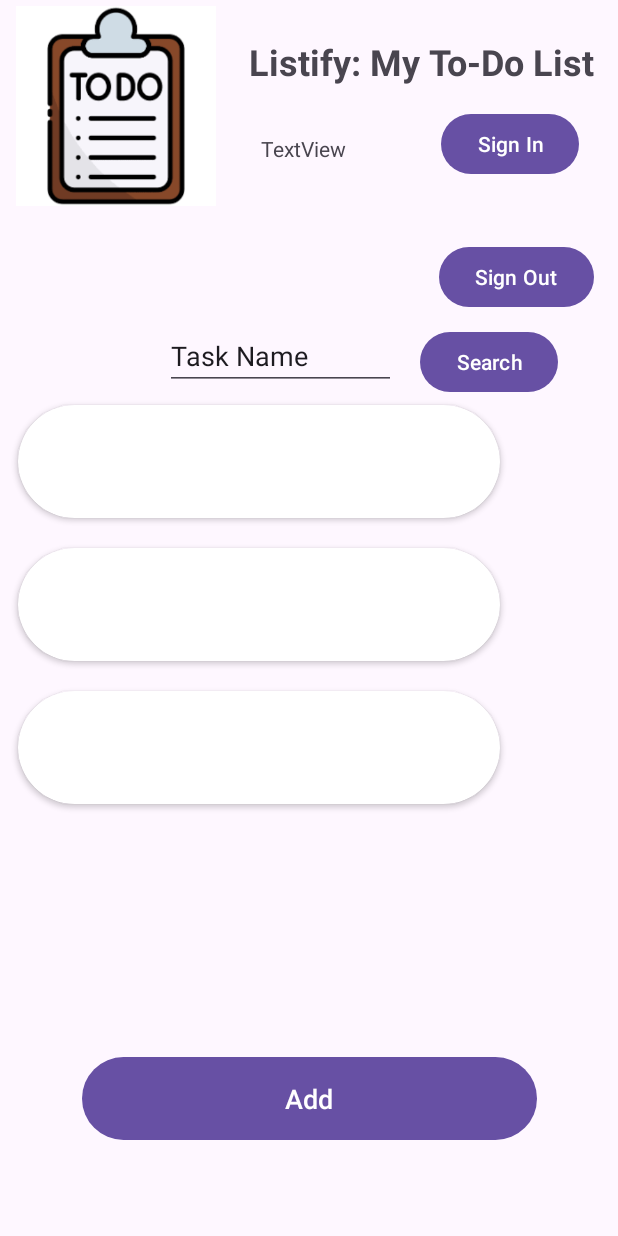
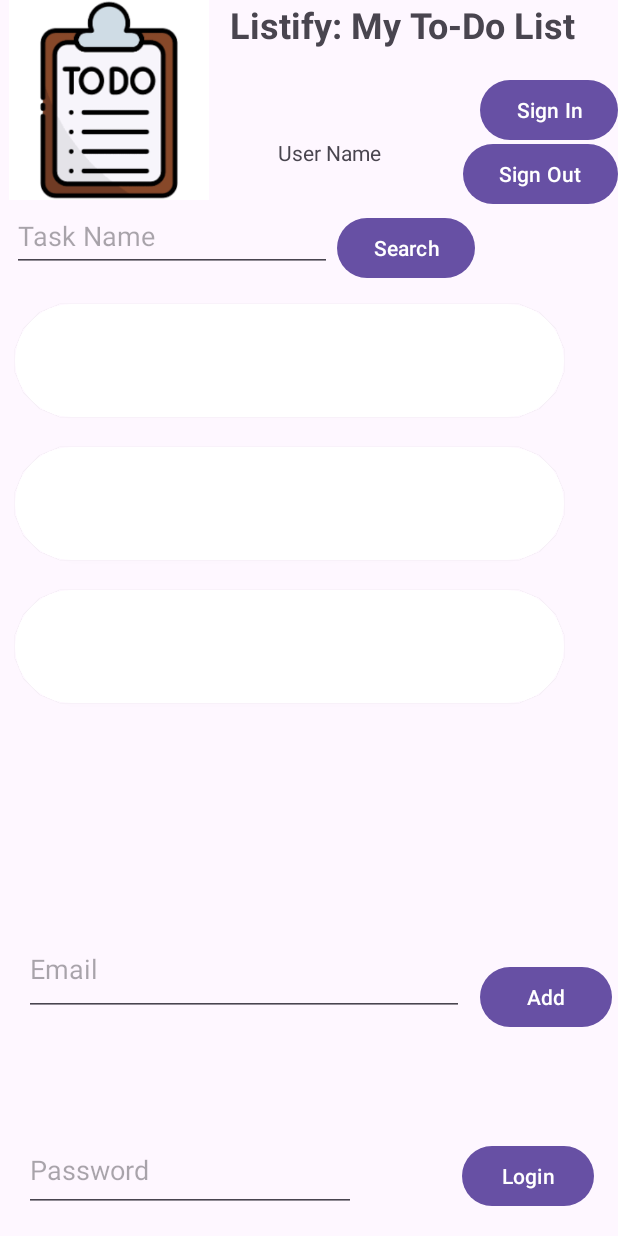
Before and after one commit to ColinMVan/To-Do-ListApp-UltraPro, an Android app: the layout activity_main.xml on its own in the app's theme, with its tools: preview values and no code run, on a phone screen of 412 x 824 dp. Run offline under Robolectric (Android 15) with nearby library versions, the phone set to English and light mode, and no system bars.

Commit message:
The login auth for Firestore works properly also change the layout to flow better for when the user looks at it. The add screen does not work anymore it adds directly from the main activity.

```diff
--- a/app/src/main/java/com/example/to_do_listapp/MainActivity.kt
+++ b/app/src/main/java/com/example/to_do_listapp/MainActivity.kt
@@ -37,6 +37,10 @@ class MainActivity : AppCompatActivity() {
    private lateinit var searchBox: EditText
    private lateinit var taskAdapter: TaskAdapter
    private lateinit var signInButton: Button
+   private lateinit var loginInButton: Button
+   private lateinit var emailField: EditText
+   private lateinit var passwordField: EditText
+
 
    private val tasks: MutableList<String> = mutableListOf() // Task list
    private val allTasks: MutableList<String> = mutableListOf()
@@ -57,7 +61,11 @@ class MainActivity : AppCompatActivity() {
       recyclerView = findViewById(R.id.recyclerView)
       searchButton = findViewById(R.id.searchButton)
       searchBox = findViewById(R.id.searchBox)
-      signInButton = findViewById(R.id.signInButton)
+      signInButton = findViewById(R.id.signInButton1)
+      loginInButton = findViewById(R.id.loginButton)
+      emailField = findViewById(R.id.emailField)
+      passwordField = findViewById(R.id.passwordField)
+
 
       // RecyclerView setup
       taskAdapter = TaskAdapter(tasks)
@@ -66,10 +74,14 @@ class MainActivity : AppCompatActivity() {
 
       // Add Button
       addButton.setOnClickListener {
-         if (tasks.size < 7) {
-            val intent = Intent(this, AddTaskActivity::class.java)
-            intent.putStringArrayListExtra("taskList", ArrayList(tasks))
-            startActivityForResult(intent, 1)
+         val newTask = searchBox.text.toString().trim()
+         if (newTask.isNotEmpty() && tasks.size < 7) {
+            tasks.add(newTask)
+            allTasks.add(newTask)
+            taskAdapter.notifyDataSetChanged()
+            saveTaskToFirestore(newTask)
+         } else {
+            Toast.makeText(this, "Task limit reached or invalid input", Toast.LENGTH_SHORT).show()
          }
       }
 
@@ -86,6 +98,35 @@ class MainActivity : AppCompatActivity() {
       signOutButton.setOnClickListener {
          signOutUser()
       }
+      // Login Button
+      loginInButton.setOnClickListener {
+         val email = emailField.text.toString().trim()
+         val password = passwordField.text.toString().trim()
+
+         if (email.isEmpty() || password.isEmpty()) {
+            Toast.makeText(this, "Email and Password cannot be empty", Toast.LENGTH_SHORT).show()
+            return@setOnClickListener
+         }
+         // Authenticating the user for logging back in
+         FirebaseAuth.getInstance().signInWithEmailAndPassword(email, password)
+            .addOnCompleteListener { task ->
+               if (task.isSuccessful) {
+                  val user = FirebaseAuth.getInstance().currentUser
+                  if (user != null) {
+                     userId = user.uid
+                     updateUI(user)
+                     fetchUserTasks()
+                     passwordField.requestFocus()
+                     Toast.makeText(this, "Login successful!", Toast.LENGTH_SHORT).show()
+                  }
+               } else {
+                  Toast.makeText(this, "Login failed: ${task.exception?.message}", Toast.LENGTH_SHORT).show()
+                  Log.e("Auth", "Login failed", task.exception)
+               }
+            }
+      }
+
+
 
       // Check if user is already signed in
       val currentUser = FirebaseAuth.getInstance().currentUser
@@ -98,6 +139,7 @@ class MainActivity : AppCompatActivity() {
       }
    }
 
+   //The filterTasks function updates the list of tasks displayed on the UI based on the user's search query.
    private fun filterTasks(query: String) {
       tasks.clear()
       if (query.isEmpty()) {
@@ -125,7 +167,7 @@ class MainActivity : AppCompatActivity() {
          .build()
       signInLauncher.launch(signInIntent)
    }
-
+   // The function handles the result of a Firebase Authentication sign-in process
    private fun onSignInResult(result: FirebaseAuthUIAuthenticationResult) {
       val response = result.idpResponse
       if (result.resultCode == RESULT_OK) {
@@ -145,14 +187,16 @@ class MainActivity : AppCompatActivity() {
          Toast.makeText(this, "Sign-in failed. Please try again.", Toast.LENGTH_SHORT).show()
       }
    }
-
+   // Updating the UI for certain visability options when user is logged in or logged out
    private fun updateUI(user: FirebaseUser) {
       userName.text = "Welcome, ${user.displayName ?: "User"}"
       signInButton.visibility = View.GONE
       signOutButton.visibility = View.VISIBLE
+      loginInButton.visibility = View.GONE
       Toast.makeText(this, "Signed in as ${user.email}", Toast.LENGTH_SHORT).show()
+      fetchUserTasks()
    }
-
+   // Signs the user out and provide a toast message when user is logged out
    private fun signOutUser() {
       AuthUI.getInstance()
          .signOut(this)
@@ -164,28 +208,8 @@ class MainActivity : AppCompatActivity() {
             userName.text = ""
          }
    }
-
-//   private fun fetchUserTasks() {
-//      if (userId == null) return
-//
-//      firestore.collection("users")
-//         .document(userId!!)
-//         .collection("tasks")
-//         .get()
-//         .addOnSuccessListener { querySnapshot ->
-//            tasks.clear()
-//            for (doc in querySnapshot) {
-//               val task = doc.toObject<Task>()
-//               tasks.add(task.taskName)
-//            }
-//            taskAdapter.notifyDataSetChanged()
-//         }
-//         .addOnFailureListener {
-//            Log.e("Firestore", "Failed to fetch tasks", it)
-//            Toast.makeText(this, "Failed to fetch tasks", Toast.LENGTH_SHORT).show()
-//         }
-//   }
-   private fun fetchUserTasks() {
+      // Grab the user task for them and give toast message if failure to do such action
+      private fun fetchUserTasks() {
       if (userId == null) return
 
       firestore.collection("users")
@@ -193,13 +217,11 @@ class MainActivity : AppCompatActivity() {
          .collection("tasks")
          .get()
          .addOnSuccessListener { querySnapshot ->
-            allTasks.clear()
             tasks.clear()
             for (doc in querySnapshot) {
                val task = doc.toObject<Task>()
-               allTasks.add(task.taskName)
+               tasks.add(task.taskName)
             }
-            tasks.addAll(allTasks)
             taskAdapter.notifyDataSetChanged()
          }
          .addOnFailureListener {
@@ -207,6 +229,7 @@ class MainActivity : AppCompatActivity() {
             Toast.makeText(this, "Failed to fetch tasks", Toast.LENGTH_SHORT).show()
          }
    }
+
 
    override fun onActivityResult(requestCode: Int, resultCode: Int, data: Intent?) {
       super.onActivityResult(requestCode, resultCode, data)
@@ -221,7 +244,7 @@ class MainActivity : AppCompatActivity() {
          }
       }
    }
-
+   // This save the task to the Firestore for the user
    private fun saveTaskToFirestore(taskName: String) {
       if (userId == null) return
 
@@ -257,7 +280,7 @@ class MainActivity : AppCompatActivity() {
    // The signInButton appears on application opening
    override fun onStart() {
       super.onStart()
-      val signInButton: Button = findViewById(R.id.signInButton)
+      val signInButton: Button = findViewById(R.id.signInButton1)
       val currentUser = FirebaseAuth.getInstance().currentUser
 
       if (currentUser == null) {
@@ -271,7 +294,7 @@ class MainActivity : AppCompatActivity() {
          fetchUserTasks()
       }
    }
-
+   // Show the signout button when the user is logged in
    private fun signOutUserOnInvisibility() {
       AuthUI.getInstance()
          .signOut(this)
--- a/app/src/main/java/com/example/to_do_listapp/add_new_tasks.kt
+++ b/app/src/main/java/com/example/to_do_listapp/add_new_tasks.kt
@@ -29,13 +29,14 @@ class AddTaskActivity : AppCompatActivity() {
             override fun afterTextChanged(s: Editable?) {
                 val charCount = s?.length ?: 0
                 charLimitTextView.text = "$charCount/25 characters"
+                //Character min and max
                 saveTaskButton.isEnabled = charCount in 3..25
             }
 
             override fun beforeTextChanged(s: CharSequence?, start: Int, count: Int, after: Int) {}
             override fun onTextChanged(s: CharSequence?, start: Int, before: Int, count: Int) {}
         })
-
+        // Saving the task button
         saveTaskButton.setOnClickListener {
             val taskText = taskEditText.text.toString()
             if (!taskText.isEmpty()) {
@@ -45,7 +46,7 @@ class AddTaskActivity : AppCompatActivity() {
                 finish()
             }
         }
-
+        // Canceling the task button
         cancelTaskButton.setOnClickListener {
             setResult(Activity.RESULT_CANCELED)
             finish()
--- a/app/src/main/res/layout/activity_main.xml
+++ b/app/src/main/res/layout/activity_main.xml
@@ -1,5 +1,6 @@
 <?xml version="1.0" encoding="utf-8"?>
-<androidx.constraintlayout.widget.ConstraintLayout xmlns:android="http://schemas.android.com/apk/res/android"
+<androidx.constraintlayout.widget.ConstraintLayout
+    xmlns:android="http://schemas.android.com/apk/res/android"
     xmlns:app="http://schemas.android.com/apk/res-auto"
     xmlns:tools="http://schemas.android.com/tools"
     android:id="@+id/main"
@@ -7,140 +8,177 @@
     android:layout_height="match_parent"
     tools:context=".MainActivity">
 
-    <!-- TODOIMAGE -->
+    <!-- To-Do Image -->
     <ImageView
         android:id="@+id/ToDoView"
         android:layout_width="145dp"
         android:layout_height="133dp"
-        app:layout_constraintBottom_toBottomOf="parent"
-        app:layout_constraintEnd_toEndOf="parent"
+        app:layout_constraintTop_toTopOf="parent"
+        app:layout_constraintStart_toStartOf="parent"
         app:layout_constraintHorizontal_bias="0.018"
-        app:layout_constraintStart_toStartOf="parent"
-        app:layout_constraintTop_toTopOf="parent"
         app:layout_constraintVertical_bias="0.006"
         app:srcCompat="@drawable/todolist" />
-    <!-- Listify: My To-Do  -->
 
+    <!-- Title Text -->
     <TextView
         android:id="@+id/textView2"
         android:layout_width="wrap_content"
         android:layout_height="wrap_content"
-        android:layout_marginStart="8dp"
-        android:layout_marginBottom="72dp"
-        android:padding="8dp"
         android:text="Listify: My To-Do List"
         android:textSize="24sp"
         android:textStyle="bold"
-        app:layout_constraintBottom_toBottomOf="@+id/ToDoView"
-        app:layout_constraintEnd_toEndOf="parent"
-        app:layout_constraintHorizontal_bias="0.0"
-        app:layout_constraintStart_toEndOf="@+id/ToDoView"
         app:layout_constraintTop_toTopOf="parent"
-        app:layout_constraintVertical_bias="1.0" />
+        app:layout_constraintStart_toEndOf="@id/ToDoView"
+        app:layout_constraintHorizontal_bias="0.428"
+        android:layout_marginStart="8dp" />
 
+    <!-- Too Much Work Text -->
     <TextView
         android:id="@+id/textViewTooMuchWork"
         android:layout_width="wrap_content"
         android:layout_height="wrap_content"
         android:text="Too much work!"
         android:visibility="gone"
-        android:layout_gravity="center_horizontal"
         android:textSize="18sp"
         android:textColor="@android:color/holo_red_dark"
+        android:padding="16dp"
         app:layout_constraintTop_toTopOf="parent"
-        app:layout_constraintStart_toEndOf="@+id/ToDoView"
-        android:padding="16dp" />
+        app:layout_constraintStart_toEndOf="@id/ToDoView" />
 
-
-
-
-
-    <Button
-        android:id="@+id/Addbutton"
-        android:layout_width="303dp"
-        android:layout_height="63dp"
-        android:layout_marginBottom="60dp"
-        android:text="Add"
-        android:textSize="18sp"
-        app:layout_constraintBottom_toBottomOf="parent"
-        app:layout_constraintEnd_toEndOf="parent"
-        app:layout_constraintStart_toStartOf="parent" />
-
-
+    <!-- RecyclerView -->
     <androidx.recyclerview.widget.RecyclerView
         android:id="@+id/recyclerView"
-        android:layout_width="341dp"
-        android:layout_height="394dp"
-        app:layout_constraintBottom_toTopOf="@+id/Addbutton"
+        android:layout_width="386dp"
+        android:layout_height="376dp"
+        android:layout_marginTop="160dp"
         app:layout_constraintEnd_toEndOf="parent"
-        app:layout_constraintHorizontal_bias="0.03"
+        app:layout_constraintHorizontal_bias="0.0"
         app:layout_constraintStart_toStartOf="parent"
-        app:layout_constraintTop_toBottomOf="@+id/textView2"
-        app:layout_constraintVertical_bias="0.807"
+        app:layout_constraintTop_toBottomOf="@id/textView2"
         tools:listitem="@layout/child_item" />
 
+    <!-- Username Text -->
     <TextView
         android:id="@+id/userName"
         android:layout_width="wrap_content"
         android:layout_height="wrap_content"
-        android:layout_marginStart="24dp"
-        android:text="TextView"
-        app:layout_constraintBottom_toTopOf="@+id/recyclerView"
-        app:layout_constraintStart_toEndOf="@+id/ToDoView"
-        app:layout_constraintTop_toBottomOf="@+id/textView2"
-        app:layout_constraintVertical_bias="0.137" />
+        android:layout_marginStart="40dp"
+        android:layout_marginTop="92dp"
+        android:text="User Name"
+        app:layout_constraintStart_toEndOf="@id/ToDoView"
+        app:layout_constraintTop_toTopOf="parent" />
 
+    <!-- Sign-In Button -->
+    <Button
+        android:id="@+id/signInButton1"
+        android:layout_width="wrap_content"
+        android:layout_height="wrap_content"
+        android:text="Sign In"
+        app:layout_constraintBottom_toBottomOf="parent"
+        app:layout_constraintEnd_toEndOf="parent"
+        app:layout_constraintHorizontal_bias="1.0"
+        app:layout_constraintStart_toStartOf="parent"
+        app:layout_constraintTop_toTopOf="parent"
+        app:layout_constraintVertical_bias="0.064" />
+
+    <!-- Sign-Out Button -->
     <Button
         android:id="@+id/signOutButton"
         android:layout_width="wrap_content"
         android:layout_height="wrap_content"
+        android:layout_marginTop="92dp"
         android:text="Sign Out"
-        app:layout_constraintBottom_toTopOf="@+id/recyclerView"
+        app:layout_constraintBottom_toTopOf="@+id/searchButton"
         app:layout_constraintEnd_toEndOf="parent"
-        app:layout_constraintHorizontal_bias="0.792"
+        app:layout_constraintHorizontal_bias="1.0"
         app:layout_constraintStart_toEndOf="@+id/userName"
-        app:layout_constraintTop_toBottomOf="@+id/textView2"
-        app:layout_constraintVertical_bias="0.648" />
+        app:layout_constraintTop_toTopOf="parent"
+        app:layout_constraintVertical_bias="0.0" />
+
+    <!-- Search Box -->
+    <EditText
+        android:id="@+id/searchBox"
+        android:layout_width="213dp"
+        android:layout_height="48dp"
+        android:layout_margin="8dp"
+        android:hint="Task Name"
+        android:inputType="text"
+        app:layout_constraintBottom_toBottomOf="@+id/searchButton"
+        app:layout_constraintEnd_toStartOf="@+id/searchButton"
+        app:layout_constraintHorizontal_bias="0.0"
+        app:layout_constraintStart_toStartOf="parent"
+        app:layout_constraintTop_toTopOf="@+id/ToDoView"
+        app:layout_constraintVertical_bias="1.0" />
 
     <Button
         android:id="@+id/searchButton"
         android:layout_width="wrap_content"
         android:layout_height="wrap_content"
-        android:layout_marginTop="12dp"
-        android:layout_marginEnd="40dp"
+        android:layout_margin="8dp"
         android:text="Search"
-        app:layout_constraintBottom_toTopOf="@+id/recyclerView"
         app:layout_constraintEnd_toEndOf="parent"
-        app:layout_constraintTop_toBottomOf="@+id/signOutButton"
-        app:layout_constraintVertical_bias="0.446" />
+        app:layout_constraintHorizontal_bias="0.713"
+        app:layout_constraintStart_toStartOf="parent"
+        app:layout_constraintTop_toBottomOf="@+id/ToDoView" />
 
+    <!-- Email Field -->
     <EditText
-        android:id="@+id/searchBox"
-        android:layout_width="154dp"
-        android:layout_height="42dp"
-        android:layout_marginTop="16dp"
-        android:layout_marginEnd="16dp"
-        android:ems="10"
-        android:inputType="text"
-        android:text="Task Name"
-        app:layout_constraintBottom_toTopOf="@+id/recyclerView"
-        app:layout_constraintEnd_toStartOf="@+id/searchButton"
-        app:layout_constraintHorizontal_bias="1.0"
+        android:id="@+id/emailField"
+        android:layout_width="293dp"
+        android:layout_height="62dp"
+        android:layout_margin="16dp"
+        android:layout_marginStart="8dp"
+        android:layout_marginTop="20dp"
+        android:hint="Email"
+        android:inputType="textEmailAddress"
+        app:layout_constraintBottom_toBottomOf="parent"
         app:layout_constraintStart_toStartOf="parent"
-        app:layout_constraintTop_toBottomOf="@+id/ToDoView"
+        app:layout_constraintTop_toBottomOf="@+id/recyclerView"
+        app:layout_constraintVertical_bias="0.189" />
+
+    <!-- Password Field -->
+    <EditText
+        android:id="@+id/passwordField"
+        android:layout_width="221dp"
+        android:layout_height="55dp"
+        android:layout_margin="16dp"
+        android:layout_marginBottom="16dp"
+        android:hint="Password"
+        android:inputType="textPassword"
+        app:layout_constraintBottom_toBottomOf="parent"
+        app:layout_constraintEnd_toEndOf="parent"
+        app:layout_constraintHorizontal_bias="0.0"
+        app:layout_constraintStart_toStartOf="parent"
+        app:layout_constraintTop_toBottomOf="@+id/Addbutton"
         app:layout_constraintVertical_bias="1.0" />
 
+    <!-- Add Button -->
     <Button
-        android:id="@+id/signInButton"
+        android:id="@+id/Addbutton"
         android:layout_width="wrap_content"
         android:layout_height="wrap_content"
-        android:text="Sign In"
+        android:layout_margin="16dp"
+        android:layout_marginStart="2dp"
+        android:layout_marginBottom="16dp"
+        android:text="Add"
+        app:layout_constraintBottom_toTopOf="@+id/loginButton"
+        app:layout_constraintEnd_toEndOf="parent"
+        app:layout_constraintHorizontal_bias="0.318"
+        app:layout_constraintStart_toEndOf="@+id/emailField"
+        app:layout_constraintTop_toBottomOf="@+id/recyclerView" />
+
+
+    <!-- Login Button -->
+    <Button
+        android:id="@+id/loginButton"
+        android:layout_width="wrap_content"
+        android:layout_height="48dp"
+        android:layout_margin="16dp"
+        android:layout_marginBottom="12dp"
+        android:text="Login"
         app:layout_constraintBottom_toBottomOf="parent"
         app:layout_constraintEnd_toEndOf="parent"
-        app:layout_constraintHorizontal_bias="0.918"
-        app:layout_constraintStart_toStartOf="parent"
-        app:layout_constraintTop_toTopOf="parent"
-        app:layout_constraintVertical_bias="0.093" />
-
+        app:layout_constraintHorizontal_bias="1.0"
+        app:layout_constraintStart_toStartOf="parent" />
 
 </androidx.constraintlayout.widget.ConstraintLayout>
```
